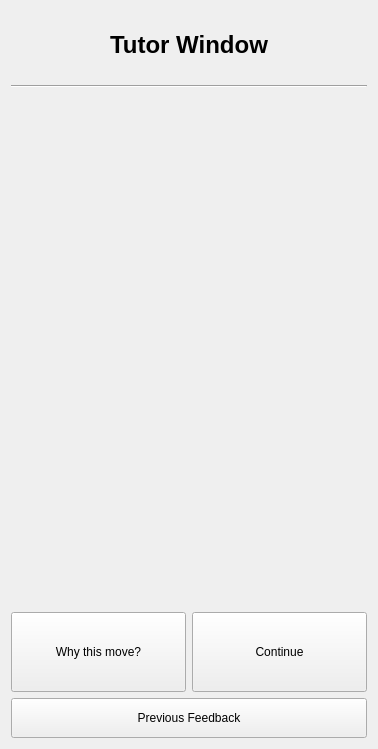
Before: the Qt Designer form view/ui/tutor_menu.ui in AlexShem247/a-catan-tutor, drawn with Qt 5.
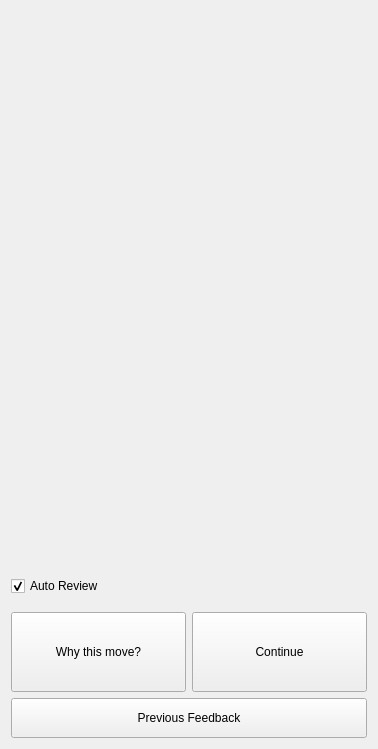
After: the same form once the commit is applied.

```diff
--- a/view/ui/tutor_menu.ui
+++ b/view/ui/tutor_menu.ui
@@ -22,66 +22,6 @@
   <layout class="QVBoxLayout" name="verticalLayout_2">
    <item>
     <layout class="QVBoxLayout" name="verticalLayout">
-     <item>
-      <spacer name="verticalSpacer_2">
-       <property name="orientation">
-        <enum>Qt::Vertical</enum>
-       </property>
-       <property name="sizeType">
-        <enum>QSizePolicy::Fixed</enum>
-       </property>
-       <property name="sizeHint" stdset="0">
-        <size>
-         <width>20</width>
-         <height>20</height>
-        </size>
-       </property>
-      </spacer>
-     </item>
-     <item>
-      <widget class="QLabel" name="title_label">
-       <property name="font">
-        <font>
-         <family>MS Shell Dlg 2</family>
-         <pointsize>18</pointsize>
-         <weight>75</weight>
-         <bold>true</bold>
-        </font>
-       </property>
-       <property name="styleSheet">
-        <string notr="true">font-weight: bold;</string>
-       </property>
-       <property name="text">
-        <string>Tutor Window</string>
-       </property>
-       <property name="alignment">
-        <set>Qt::AlignCenter</set>
-       </property>
-      </widget>
-     </item>
-     <item>
-      <spacer name="verticalSpacer_3">
-       <property name="orientation">
-        <enum>Qt::Vertical</enum>
-       </property>
-       <property name="sizeType">
-        <enum>QSizePolicy::Fixed</enum>
-       </property>
-       <property name="sizeHint" stdset="0">
-        <size>
-         <width>20</width>
-         <height>20</height>
-        </size>
-       </property>
-      </spacer>
-     </item>
-     <item>
-      <widget class="Line" name="line">
-       <property name="orientation">
-        <enum>Qt::Horizontal</enum>
-       </property>
-      </widget>
-     </item>
      <item>
       <spacer name="verticalSpacer_4">
        <property name="orientation">
@@ -158,6 +98,22 @@
      </item>
      <item>
       <layout class="QVBoxLayout" name="verticalLayout_3">
+       <item>
+        <widget class="QCheckBox" name="auto_review_checkbox">
+         <property name="minimumSize">
+          <size>
+           <width>0</width>
+           <height>40</height>
+          </size>
+         </property>
+         <property name="text">
+          <string>Auto Review</string>
+         </property>
+         <property name="checked">
+          <bool>true</bool>
+         </property>
+        </widget>
+       </item>
        <item>
         <layout class="QHBoxLayout" name="action_btn_layout">
          <item>
```
